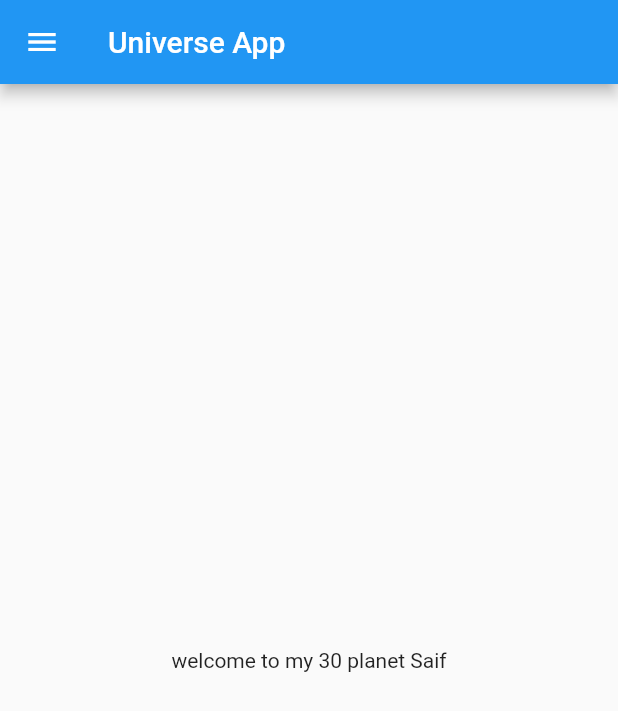
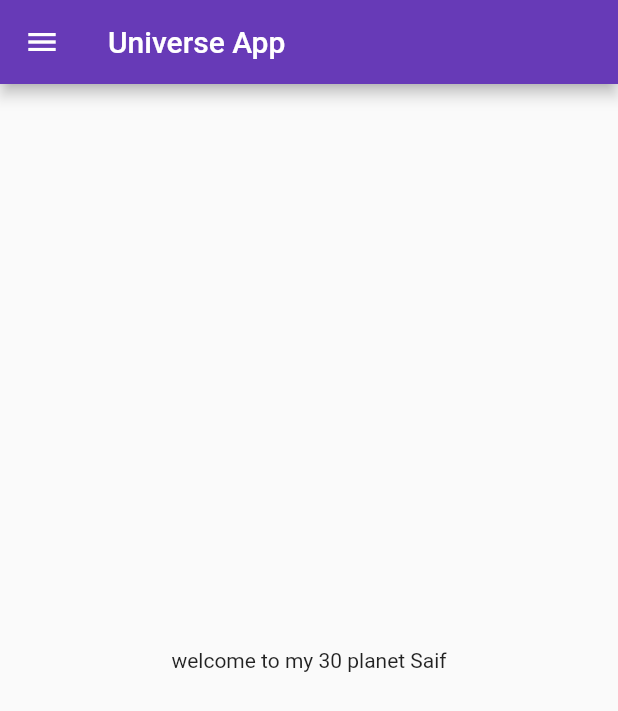
Before and after one commit to saif-crackdn/30DaysOfFlutter, a Flutter app: the screen it shows after launch, on a phone screen of 412 x 824 dp. Shown: the top 711 px of the screen. Run offline on Flutter 3.47's test engine with Material 2 defaults, Android fonts, the phone set to English and light mode, and no system bars.

Commit message:
Day 3 completed

```diff
--- a/lib/main.dart
+++ b/lib/main.dart
@@ -1,6 +1,8 @@
 import 'package:flutter/material.dart';
-import 'package:flutter_catalog/home_page.dart';
+import 'package:flutter_catalog/pages/home_page.dart';
+import 'package:flutter_catalog/pages/login_page.dart';
 
+// material library provides us all the basic features like colours and all to build any app.  c
 void main() {
   runApp(MyApp());
 }
@@ -8,9 +10,17 @@ void main() {
 class MyApp extends StatelessWidget {
   const MyApp({Key key}) : super(key: key);
   @override
+  //everything in the flutter is a widget. about 90% of things are widget.
   Widget build(BuildContext context) {
     return MaterialApp(
-      home: HomePage(),
+      //here we are declaring theme of the app
+      themeMode: ThemeMode.light,
+      theme: ThemeData(primarySwatch: Colors.deepPurple),
+      darkTheme: ThemeData(brightness: Brightness.dark),
+      routes: {
+        "/": (context) => HomePage(),
+        "/Login": (context) => LoginPage()
+      },
     );
   }
 }
```
Also changed, not shown: lib/pages/login_page.dart (added, +20 -0 lines), lib/pages/home_page.dart (renamed from lib/home_page.dart).
